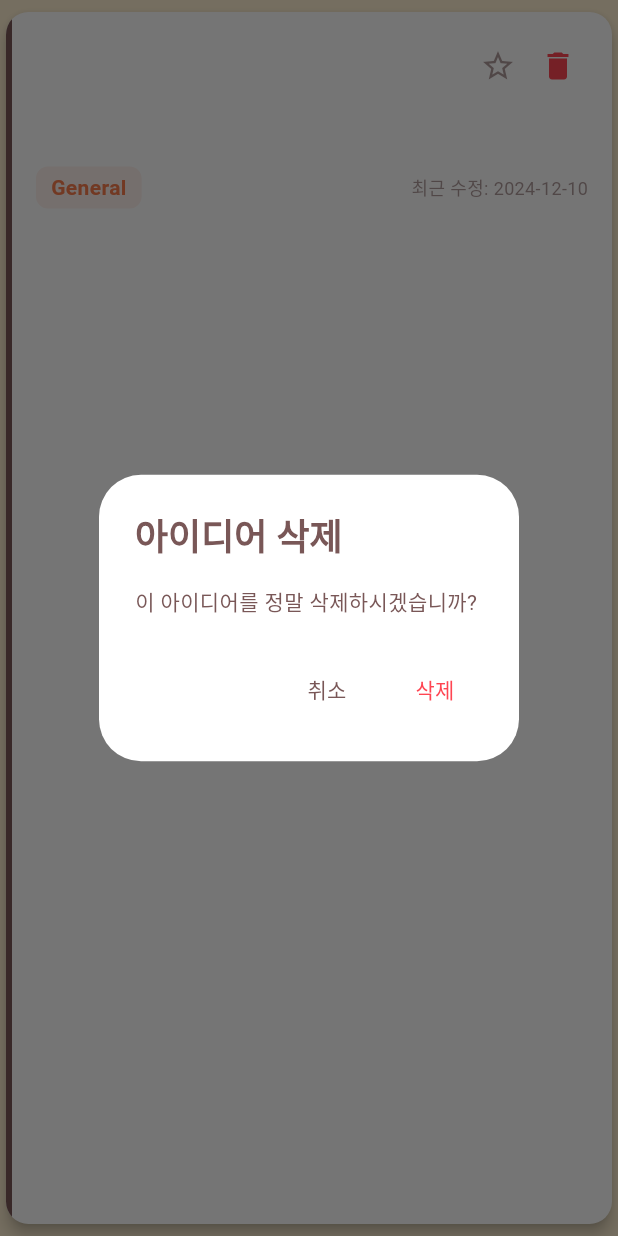
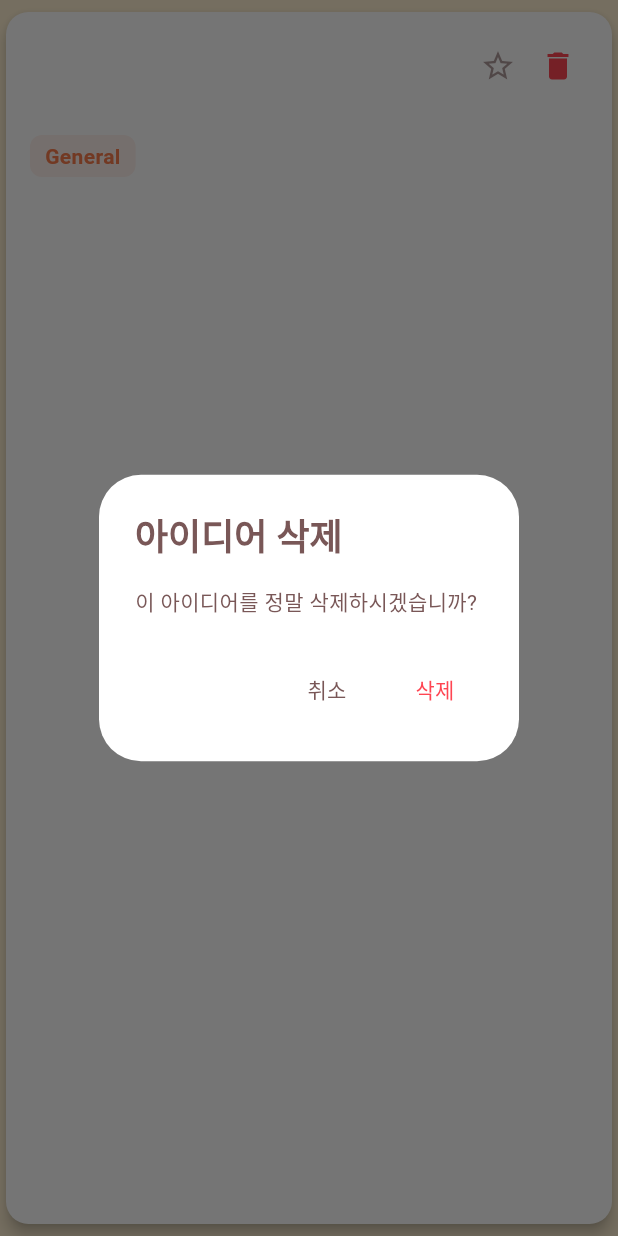
Before and after one commit to roypower6/Wayhow, a Flutter app: the IdeaCard widget shown alone on an empty page, opened directly with empty values, after a tap on the "delete" icon, on a phone screen of 412 x 824 dp. Run offline on Flutter 3.47's test engine with Material 3 defaults, Android fonts, the light colour scheme and no system bars; our stand-ins replace eva_icons_flutter, get, shared_preferences, unicons; missing offline and left inert: dev_icons; accounts and stored records are empty.

Commit message:
2024-12-10 update

```diff
--- a/lib/models/idea_model.dart
+++ b/lib/models/idea_model.dart
@@ -3,7 +3,6 @@ class IdeaModel {
   final String title;
   final String description;
   final String category;
-  final DateTime createdAt;
   final List<String> tags;
   final bool isFavorite;
   final List<String> icons;
@@ -13,11 +12,10 @@ class IdeaModel {
     required this.title,
     this.description = '',
     this.category = 'General',
-    DateTime? createdAt,
     this.tags = const [],
     this.isFavorite = false,
     this.icons = const [],
-  }) : createdAt = createdAt ?? DateTime.now();
+  });
 
   // Create a copy of the idea with optional modifications
   IdeaModel copyWith({
@@ -25,7 +23,6 @@ class IdeaModel {
     String? title,
     String? description,
     String? category,
-    DateTime? createdAt,
     List<String>? tags,
     bool? isFavorite,
     List<String>? icons,
@@ -35,7 +32,6 @@ class IdeaModel {
       title: title ?? this.title,
       description: description ?? this.description,
       category: category ?? this.category,
-      createdAt: createdAt ?? this.createdAt,
       tags: tags ?? this.tags,
       isFavorite: isFavorite ?? this.isFavorite,
       icons: icons ?? this.icons,
@@ -49,7 +45,6 @@ class IdeaModel {
       'title': title,
       'description': description,
       'category': category,
-      'createdAt': createdAt.toIso8601String(),
       'tags': tags,
       'isFavorite': isFavorite,
       'icons': icons,
@@ -63,7 +58,6 @@ class IdeaModel {
       title: json['title'],
       description: json['description'] ?? '',
       category: json['category'] ?? 'General',
-      createdAt: DateTime.parse(json['createdAt']),
       tags: List<String>.from(json['tags'] ?? []),
       isFavorite: json['isFavorite'] ?? false,
       icons: List<String>.from(json['icons'] ?? []),
--- a/lib/widgets/idea_card.dart
+++ b/lib/widgets/idea_card.dart
@@ -33,25 +33,16 @@ class IdeaCard extends StatelessWidget {
           color: Colors.transparent,
           child: InkWell(
             onTap: onTap,
-            child: Container(
-              decoration: BoxDecoration(
-                border: Border(
-                  left: BorderSide(
-                    color: Theme.of(context).primaryColor,
-                    width: 4,
-                  ),
-                ),
-              ),
             child: Padding(
               padding: const EdgeInsets.all(16),
+              child: Row(
+                crossAxisAlignment: CrossAxisAlignment.start,
+                children: [
+                  Expanded(
                     child: Column(
                       crossAxisAlignment: CrossAxisAlignment.start,
                       children: [
-                    Row(
-                      crossAxisAlignment: CrossAxisAlignment.start,
-                      children: [
-                        Expanded(
-                          child: Text(
+                        Text(
                           idea.title,
                           style: TextStyle(
                             fontSize: 22,
@@ -60,6 +51,43 @@ class IdeaCard extends StatelessWidget {
                           ),
                           maxLines: 2,
                           overflow: TextOverflow.ellipsis,
+                        ),
+                        const SizedBox(height: 4),
+                        Text(
+                          idea.description,
+                          style: TextStyle(
+                            fontSize: 16,
+                            color: Theme.of(context)
+                                .textTheme
+                                .bodyMedium
+                                ?.color
+                                ?.withOpacity(0.8),
+                          ),
+                          maxLines: 3,
+                          overflow: TextOverflow.ellipsis,
+                        ),
+                        const SizedBox(height: 8),
+                        Container(
+                          decoration: BoxDecoration(
+                            color: Theme.of(context)
+                                .colorScheme
+                                .secondary
+                                .withOpacity(0.1),
+                            borderRadius: BorderRadius.circular(8),
+                          ),
+                          padding: const EdgeInsets.symmetric(
+                            horizontal: 10,
+                            vertical: 4,
+                          ),
+                          child: Text(
+                            idea.category,
+                            style: TextStyle(
+                              color: Theme.of(context).colorScheme.secondary,
+                              fontWeight: FontWeight.w600,
+                            ),
+                          ),
+                        ),
+                      ],
                     ),
                   ),
                   const SizedBox(width: 8),
@@ -71,13 +99,9 @@ class IdeaCard extends StatelessWidget {
                           IconButton(
                             visualDensity: VisualDensity.compact,
                             icon: Icon(
-                                    idea.isFavorite
-                                        ? Icons.star
-                                        : Icons.star_border,
+                              idea.isFavorite ? Icons.star : Icons.star_border,
                               color: idea.isFavorite
-                                        ? Theme.of(context)
-                                            .colorScheme
-                                            .secondary
+                                  ? Theme.of(context).colorScheme.secondary
                                   : Theme.of(context)
                                       .primaryColor
                                       .withOpacity(0.6),
@@ -99,16 +123,14 @@ class IdeaCard extends StatelessWidget {
                                   title: Text(
                                     '아이디어 삭제',
                                     style: TextStyle(
-                                            color:
-                                                Theme.of(context).primaryColor,
+                                      color: Theme.of(context).primaryColor,
                                       fontWeight: FontWeight.bold,
                                     ),
                                   ),
                                   content: Text(
                                     '이 아이디어를 정말 삭제하시겠습니까?',
                                     style: TextStyle(
-                                            color:
-                                                Theme.of(context).primaryColor,
+                                      color: Theme.of(context).primaryColor,
                                     ),
                                   ),
                                   actions: [
@@ -118,15 +140,13 @@ class IdeaCard extends StatelessWidget {
                                       child: Text(
                                         '취소',
                                         style: TextStyle(
-                                                color: Theme.of(context)
-                                                    .primaryColor,
+                                          color: Theme.of(context).primaryColor,
                                         ),
                                       ),
                                     ),
                                     TextButton(
                                       onPressed: () {
-                                              ideasController
-                                                  .deleteIdea(idea.id);
+                                        ideasController.deleteIdea(idea.id);
                                         Navigator.of(context).pop();
                                       },
                                       child: Text(
@@ -145,76 +165,12 @@ class IdeaCard extends StatelessWidget {
                           ),
                         ],
                       ),
-                            const SizedBox(height: 4),
                       if (idea.icons.isNotEmpty)
-                              SingleChildScrollView(
-                                scrollDirection: Axis.horizontal,
-                                child: Row(
-                                  children: idea.icons.map((icon) {
-                                    return Padding(
-                                      padding:
-                                          const EdgeInsets.only(right: 4.0),
-                                      child: Icon(
-                                        DevIconsUtils.getDevIconFromString(
-                                            icon),
+                        Icon(
+                          DevIconsUtils.getDevIconFromString(idea.icons.first),
                           size: 20,
-                                        color: Theme.of(context)
-                                            .primaryColor
-                                            .withOpacity(0.7),
-                                      ),
-                                    );
-                                  }).toList(),
-                                ),
-                              ),
-                          ],
-                        ),
-                      ],
-                    ),
-                    const SizedBox(height: 8),
-                    Text(
-                      idea.description,
-                      style: TextStyle(
-                        fontSize: 16,
-                        color: Theme.of(context)
-                            .textTheme
-                            .bodyMedium
-                            ?.color
-                            ?.withOpacity(0.8),
-                      ),
-                      maxLines: 3,
-                      overflow: TextOverflow.ellipsis,
-                    ),
-                    const SizedBox(height: 12),
-                    Row(
-                      children: [
-                        Container(
-                          decoration: BoxDecoration(
-                            color: Theme.of(context)
-                                .colorScheme
-                                .secondary
-                                .withOpacity(0.1),
-                            borderRadius: BorderRadius.circular(8),
-                          ),
-                          padding: const EdgeInsets.symmetric(
-                            horizontal: 10,
-                            vertical: 4,
-                          ),
-                          child: Text(
-                            idea.category,
-                            style: TextStyle(
-                              color: Theme.of(context).colorScheme.secondary,
-                              fontWeight: FontWeight.w600,
-                            ),
-                          ),
-                        ),
-                        const Spacer(),
-                        Text(
-                          '최근 수정: ${idea.createdAt.year}-${idea.createdAt.month.toString().padLeft(2, '0')}-${idea.createdAt.day.toString().padLeft(2, '0')}',
-                          style: TextStyle(
                           color:
-                                Theme.of(context).primaryColor.withOpacity(0.6),
-                            fontSize: 12,
-                          ),
+                              Theme.of(context).primaryColor.withOpacity(0.7),
                         ),
                     ],
                   ),
@@ -224,7 +180,6 @@ class IdeaCard extends StatelessWidget {
           ),
         ),
       ),
-      ),
     );
   }
 }
--- a/lib/widgets/left_drawer_widget.dart
+++ b/lib/widgets/left_drawer_widget.dart
@@ -62,7 +62,7 @@ class LeftDrawerWidget extends StatelessWidget {
                       ),
                     ),
                     Text(
-                      'v1.0.2',
+                      'v1.0.3',
                       style: TextStyle(
                         color: Theme.of(context).scaffoldBackgroundColor,
                         fontSize: 16,
--- a/pubspec.yaml
+++ b/pubspec.yaml
@@ -15,7 +15,6 @@ dependencies:
   uuid: ^3.0.7
   dev_icons: 1.0.0
   cupertino_icons: ^1.0.6
-  intl: ^0.20.0
   unicons: ^3.0.0
   eva_icons_flutter: ^3.1.0
 
```
Also changed, not shown: lib/screens/add_idea_screen.dart (+30 -6 lines), lib/widgets/dev_icon_picker.dart (+47 -14 lines). Lines whose indentation alone changed are shown as unchanged.
